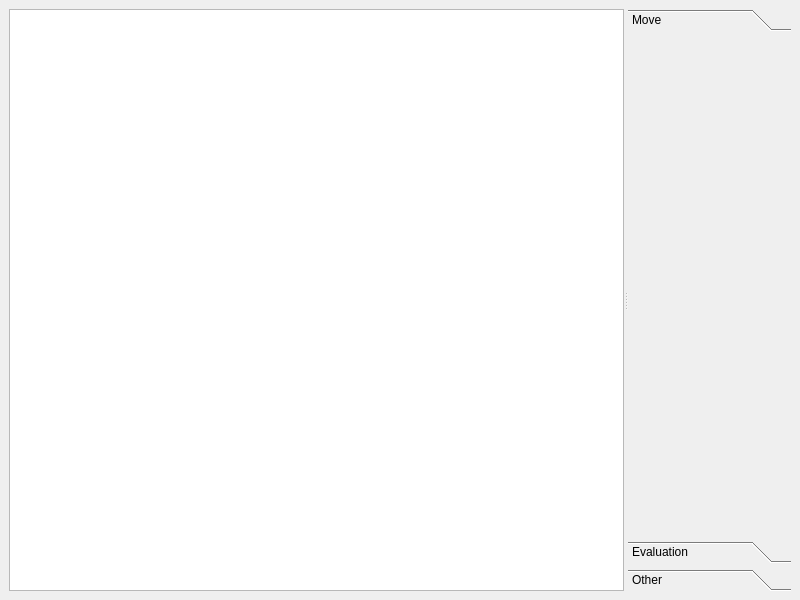
The window that src/gui/gamewindow.ui (Isarhamster/chessx) describes before a commit, drawn with Qt 5.
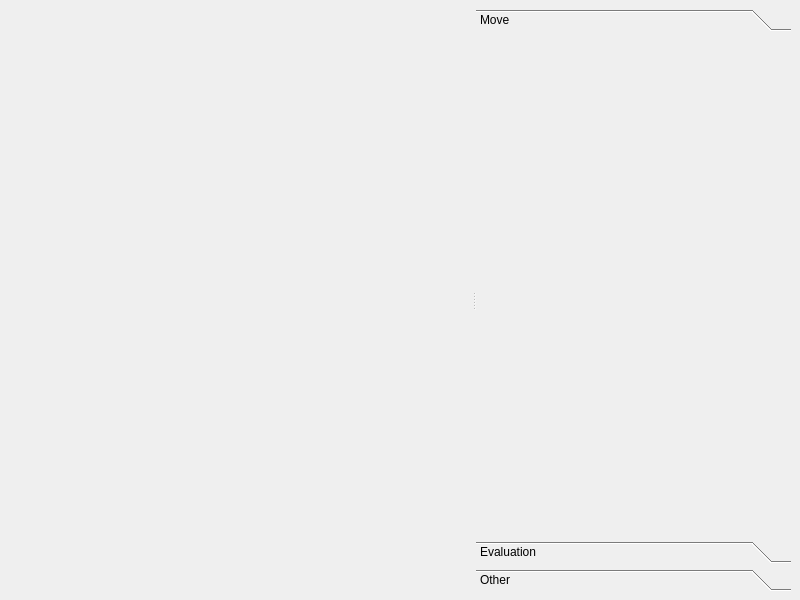
The same window after the commit. Custom widgets are drawn as their Qt base class.

Commit message:
Add new `GameNotationWidget` class.
`ChessBrowser` is now instantiated from code by `GameNotationWidget`
and will eventually be removed.

Patch:
```diff
--- a/src/gui/gamewindow.ui
+++ b/src/gui/gamewindow.ui
@@ -23,7 +23,7 @@
       <property name="handleWidth">
        <number>4</number>
       </property>
-      <widget class="ChessBrowser" name="chessBrowser"/>
+      <widget class="GameNotationWidget" name="chessBrowser"/>
       <widget class="QWidget" name="boxWidget" native="true">
        <layout class="QVBoxLayout" name="verticalLayout">
         <item>
@@ -90,9 +90,9 @@
  </widget>
  <customwidgets>
   <customwidget>
-   <class>ChessBrowser</class>
-   <extends>QTextBrowser</extends>
-   <header>chessbrowser.h</header>
+   <class>GameNotationWidget</class>
+   <extends>QWidget</extends>
+   <header>gamenotationwidget.h</header>
   </customwidget>
  </customwidgets>
  <resources/>
```
The commit also changes 5 other files.
